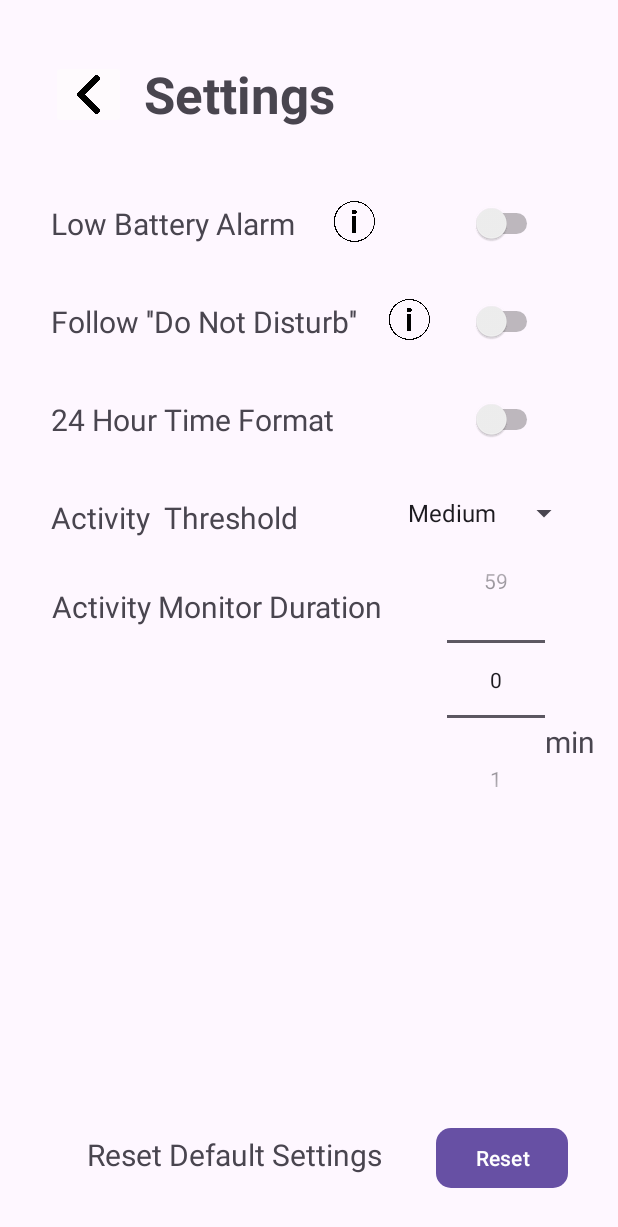
After one commit to NaifAbdullah1/WakeGuard, an Android app: the SettingsActivity screen opened directly, with no data from a screen before it, on a phone screen of 412 x 824 dp. The commit adds this screen. Shown: the top 1227 px of the screen. Run offline under Robolectric (Android 15) with nearby library versions, the phone set to English and light mode, and no system bars.

Commit message:
Updated Settings Activity branch

```diff
--- a/app/src/main/AndroidManifest.xml
+++ b/app/src/main/AndroidManifest.xml
@@ -17,6 +17,10 @@
             android:configChanges="orientation|screenSize"
             android:exported="false" />
         <activity
+            android:name=".SettingsActivity"
+            android:configChanges="orientation|screenSize"
+            android:exported="false" />
+        <activity
             android:name=".DashboardActivity"
             android:exported="true">
             <intent-filter>
--- a/app/src/main/java/com/cs407/wakeguard/DashboardActivity.java
+++ b/app/src/main/java/com/cs407/wakeguard/DashboardActivity.java
@@ -1,4 +1,15 @@
 package com.cs407.wakeguard;
+
+import android.content.Context;
+import android.content.Intent;
+import android.content.SharedPreferences;
+import android.os.Bundle;
+import android.os.Handler;
+import android.util.Log;
+import android.view.MotionEvent;
+import android.view.View;
+import android.widget.TextView;
+import android.widget.Toast;
 
 import androidx.annotation.Nullable;
 import androidx.appcompat.app.AppCompatActivity;
@@ -7,15 +18,6 @@ import androidx.constraintlayout.widget.ConstraintLayout;
 import androidx.recyclerview.widget.DefaultItemAnimator;
 import androidx.recyclerview.widget.LinearLayoutManager;
 import androidx.recyclerview.widget.RecyclerView;
-
-import android.content.Intent;
-import android.os.Bundle;
-import android.os.Handler;
-import android.util.Log;
-import android.view.MotionEvent;
-import android.view.View;
-import android.widget.TextView;
-import android.widget.Toast;
 
 import com.arbelkilani.clock.Clock;
 import com.arbelkilani.clock.enumeration.ClockType;
@@ -80,6 +82,13 @@ public class DashboardActivity extends AppCompatActivity {
     // The next two variables are responsible for keeping the alarm countdown in dashboard live
     private final Handler alarmCountdownHandler = new Handler();
 
+    //Settings Configuration Variables
+    private boolean lpm;
+    private boolean dnd;
+    private boolean mtf;
+    private int atm ;
+    private int amd;
+
     private final Runnable alarmCountdownRunnable = new Runnable() {
         @Override
         public void run() {
@@ -111,6 +120,14 @@ public class DashboardActivity extends AppCompatActivity {
         alarmList = dbHelper.getAllAlarms();
         adapter = new AlarmAdapter(alarmList, dbHelper, this);
         adapter.notifyDataSetChanged();
+
+        //Setting Configuration Variables
+        SharedPreferences sharedPref = getSharedPreferences("com.cs407.wakeguard", Context.MODE_PRIVATE);
+        lpm = getSharedPreferences("com.cs407.wakeguard", Context.MODE_PRIVATE).getBoolean("lpm", false);
+        dnd = getSharedPreferences("com.cs407.wakeguard", Context.MODE_PRIVATE).getBoolean("dnd", false);
+        mtf = getSharedPreferences("com.cs407.wakeguard", Context.MODE_PRIVATE).getBoolean("mtf", false);
+        atm = getSharedPreferences("com.cs407.wakeguard", Context.MODE_PRIVATE).getInt("atm", 1);
+        amd = getSharedPreferences("com.cs407.wakeguard", Context.MODE_PRIVATE).getInt("amd", 0);
         //_______________________________________________________________________________________
 
 
@@ -141,7 +158,20 @@ public class DashboardActivity extends AppCompatActivity {
             }
         });
 
-        // TODO: ADD THE SETTINGS' OnClickListener HERE
+        settingsButton.setOnClickListener(new View.OnClickListener(){
+            @Override
+            public void onClick(View v){
+
+                sharedPref.edit().putBoolean("lpm", lpm).apply();
+                sharedPref.edit().putBoolean("dnd", dnd).apply();
+                sharedPref.edit().putBoolean("mtf", mtf).apply();
+                sharedPref.edit().putInt("amd", amd).apply();
+                sharedPref.edit().putInt("atm", atm).apply();
+
+                Intent settingsIntent = new Intent(DashboardActivity.this, SettingsActivity.class);
+                startActivity(settingsIntent);
+            }
+        });
 
         //_______________________________________________________________________________________
 
--- /dev/null
+++ b/app/src/main/java/com/cs407/wakeguard/SettingsActivity.java
@@ -0,0 +1,148 @@
+package com.cs407.wakeguard;
+
+import android.app.AlertDialog;
+import android.content.Context;
+import android.content.Intent;
+import android.content.SharedPreferences;
+import android.os.Bundle;
+import android.util.Log;
+import android.view.View;
+import android.widget.ArrayAdapter;
+import android.widget.Button;
+import android.widget.ImageButton;
+import android.widget.NumberPicker;
+import android.widget.Spinner;
+import android.widget.Switch;
+
+import androidx.appcompat.app.AppCompatActivity;
+
+public class SettingsActivity extends AppCompatActivity {
+
+    private boolean lpm;
+    private boolean dnd;
+    private boolean mtf;
+    private int atm;
+    private int amd;
+
+    @Override
+    protected void onCreate(Bundle savedInstanceState) {
+        super.onCreate(savedInstanceState);
+        setContentView(R.layout.activity_settings);
+
+        //Assign Variables
+        lpm = getSharedPreferences("com.cs407.wakeguard", Context.MODE_PRIVATE).getBoolean("lpm", false);
+        dnd = getSharedPreferences("com.cs407.wakeguard", Context.MODE_PRIVATE).getBoolean("dnd", false);
+        mtf = getSharedPreferences("com.cs407.wakeguard", Context.MODE_PRIVATE).getBoolean("mtf", false);
+        atm = getSharedPreferences("com.cs407.wakeguard", Context.MODE_PRIVATE).getInt("atm", 0);
+        amd = getSharedPreferences("com.cs407.wakeguard", Context.MODE_PRIVATE).getInt("amd", 0);
+        Log.i("lpm", "" + lpm);
+        Log.i("dnd", "" + dnd);
+        Log.i("mtf", "" + mtf);
+        Log.i("atm", "" + atm);
+        Log.i("amd", "" + amd);
+
+        Switch lp_switch = findViewById(R.id.lowbatterybutton);
+        Switch dnd_switch = findViewById(R.id.doNotDisturbButton);
+        Switch mtf_switch = findViewById(R.id.militaryTimeButton);
+        NumberPicker activity_duration = findViewById(R.id.minuteNumberPicker);
+        activity_duration.setMinValue(0);
+        activity_duration.setMaxValue(59);
+        Button reset = findViewById(R.id.resetButton);
+
+
+        //Activity Monitor Threshold Menu
+        Spinner activityMonitorThreshold=findViewById(R.id.activityMonitorMenu);
+        ArrayAdapter<CharSequence>adapter=ArrayAdapter.createFromResource(this, R.array.monitorThresholds, android.R.layout.simple_spinner_item);
+        adapter.setDropDownViewResource(android.R.layout.simple_spinner_item);
+        activityMonitorThreshold.setAdapter(adapter);
+
+        //Initialize Values
+        lp_switch.setChecked(lpm);
+        dnd_switch.setChecked(dnd);
+        mtf_switch.setChecked(mtf);
+        activity_duration.setValue(amd);
+        activityMonitorThreshold.setSelection(atm);
+
+        //Infomation Popup Builder
+        AlertDialog.Builder builder = new AlertDialog.Builder(SettingsActivity.this);
+
+
+        // LISTENERS HERE
+        activity_duration.setOnValueChangedListener(new NumberPicker.OnValueChangeListener() {
+            @Override
+            public void onValueChange(NumberPicker picker, int oldVal, int newVal) {
+                Log.i("num changed", "" + newVal);
+            }
+        });
+        reset.setOnClickListener(new View.OnClickListener() {
+            @Override
+            public void onClick(View v) {
+                lpm = false;
+                dnd = false;
+                mtf = false;
+                atm = 1;
+                amd = 0;
+                lp_switch.setChecked(lpm);
+                dnd_switch.setChecked(dnd);
+                mtf_switch.setChecked(mtf);
+                activityMonitorThreshold.setSelection(atm);
+            }
+        });
+        lp_switch.setOnClickListener(new View.OnClickListener() {
+            @Override
+            public void onClick(View v) {
+                lpm = !lpm;
+            }
+        });
+        dnd_switch.setOnClickListener(new View.OnClickListener() {
+            @Override
+            public void onClick(View v) {
+                dnd = !dnd;
+            }
+        });
+        mtf_switch.setOnClickListener(new View.OnClickListener() {
+            @Override
+            public void onClick(View v) {
+                mtf = !mtf;
+            }
+        });
+
+        ImageButton backSettings = findViewById(R.id.backSettings);
+        backSettings.setOnClickListener(new View.OnClickListener(){
+            @Override
+            public void onClick(View v){
+                Intent backDashboard = new Intent(SettingsActivity.this, DashboardActivity.class);
+                SharedPreferences sharedPref = getSharedPreferences("com.cs407.wakeguard", Context.MODE_PRIVATE);
+                sharedPref.edit().putBoolean("lpm", lpm).apply();
+                sharedPref.edit().putBoolean("dnd", dnd).apply();
+                sharedPref.edit().putBoolean("mtf", mtf).apply();
+                sharedPref.edit().putInt("amd", amd).apply();
+                sharedPref.edit().putInt("atm", atm).apply();
+                startActivity(backDashboard);
+            }
+        });
+
+        ImageButton infoDoNotDisturb = findViewById(R.id.doNotDistubInfo);
+        infoDoNotDisturb.setOnClickListener(new View.OnClickListener(){
+            @Override
+            public void onClick(View v){
+                builder.setMessage(R.string.low_battery_message)
+                        .setTitle(R.string.low_battery_title);
+
+                AlertDialog low_battery_info = builder.create();
+                low_battery_info.show();
+            }
+        });
+        ImageButton infoLowBattery = findViewById(R.id.lowBatteryInfo);
+        infoLowBattery.setOnClickListener(new View.OnClickListener(){
+            @Override
+            public void onClick(View v){
+                builder.setMessage(R.string.do_not_disturb_message)
+                        .setTitle(R.string.do_not_disturb_title);
+
+                AlertDialog dnd_info = builder.create();
+                dnd_info.show();
+            }
+        });
+    }
+}
--- /dev/null
+++ b/app/src/main/res/layout/activity_settings.xml
@@ -0,0 +1,210 @@
+<?xml version="1.0" encoding="utf-8"?>
+<androidx.constraintlayout.widget.ConstraintLayout xmlns:android="http://schemas.android.com/apk/res/android"
+    xmlns:app="http://schemas.android.com/apk/res-auto"
+    xmlns:tools="http://schemas.android.com/tools"
+    android:layout_width="match_parent"
+    android:layout_height="match_parent"
+    tools:context=".SettingsActivity">
+
+    <TextView
+        android:id="@+id/lowBattery"
+        android:layout_width="wrap_content"
+        android:layout_height="wrap_content"
+        android:layout_marginStart="34dp"
+        android:layout_marginTop="135dp"
+        android:text="Low Battery Alarm"
+        android:textAppearance="@style/TextAppearance.AppCompat.Display1"
+        android:textSize="20sp"
+        app:layout_constraintStart_toStartOf="parent"
+        app:layout_constraintTop_toTopOf="parent" />
+
+    <TextView
+        android:id="@+id/doNotDisturb"
+        android:layout_width="wrap_content"
+        android:layout_height="wrap_content"
+        android:layout_marginStart="34dp"
+        android:layout_marginTop="38dp"
+        android:text="Follow ''Do Not Disturb''"
+        android:textAppearance="@style/TextAppearance.AppCompat.Display1"
+        android:textSize="20sp"
+        app:layout_constraintStart_toStartOf="parent"
+        app:layout_constraintTop_toBottomOf="@+id/lowBattery" />
+
+    <TextView
+        android:id="@+id/militaryTime"
+        android:layout_width="wrap_content"
+        android:layout_height="wrap_content"
+        android:layout_marginStart="34dp"
+        android:layout_marginTop="38dp"
+        android:text="24 Hour Time Format"
+        android:textAppearance="@style/TextAppearance.AppCompat.Display1"
+        android:textSize="20sp"
+        app:layout_constraintStart_toStartOf="parent"
+        app:layout_constraintTop_toBottomOf="@+id/doNotDisturb" />
+
+    <TextView
+        android:id="@+id/activityMonitor"
+        android:layout_width="wrap_content"
+        android:layout_height="wrap_content"
+        android:layout_marginStart="34dp"
+        android:layout_marginTop="38dp"
+        android:text="Activity  Threshold"
+        android:textAppearance="@style/TextAppearance.AppCompat.Display1"
+        android:textSize="20sp"
+        app:layout_constraintStart_toStartOf="parent"
+        app:layout_constraintTop_toBottomOf="@+id/militaryTime" />
+
+    <Switch
+        android:id="@+id/lowbatterybutton"
+        android:layout_width="wrap_content"
+        android:layout_height="wrap_content"
+        android:layout_marginBottom="38dp"
+        app:layout_constraintBottom_toTopOf="@+id/doNotDisturbButton"
+        app:layout_constraintEnd_toEndOf="@+id/doNotDisturbButton"
+        app:layout_constraintStart_toStartOf="@+id/doNotDisturbButton" />
+
+    <TextView
+        android:id="@+id/titleSettings"
+        android:layout_width="wrap_content"
+        android:layout_height="wrap_content"
+        android:layout_marginStart="12dp"
+        android:text="Settings"
+        android:textSize="34sp"
+        android:textStyle="bold"
+        app:layout_constraintStart_toEndOf="@+id/backSettings"
+        app:layout_constraintTop_toTopOf="@+id/backSettings" />
+
+    <ImageButton
+        android:id="@+id/backSettings"
+        android:layout_width="wrap_content"
+        android:layout_height="wrap_content"
+        android:layout_marginStart="34dp"
+        android:layout_marginTop="40dp"
+        android:adjustViewBounds="true"
+        android:backgroundTint="#FEFAFD"
+        android:maxWidth="50dp"
+        android:maxHeight="50dp"
+        android:scaleType="fitCenter"
+        app:layout_constraintStart_toStartOf="parent"
+        app:layout_constraintTop_toTopOf="parent"
+        app:srcCompat="@drawable/ic_backarrow" />
+
+    <Switch
+        android:id="@+id/doNotDisturbButton"
+        android:layout_width="wrap_content"
+        android:layout_height="wrap_content"
+        android:layout_marginStart="26dp"
+        app:layout_constraintBottom_toBottomOf="@+id/doNotDistubInfo"
+        app:layout_constraintStart_toEndOf="@+id/doNotDistubInfo" />
+
+    <Switch
+        android:id="@+id/militaryTimeButton"
+        android:layout_width="wrap_content"
+        android:layout_height="wrap_content"
+        android:layout_marginTop="38dp"
+        app:layout_constraintEnd_toEndOf="@+id/doNotDisturbButton"
+        app:layout_constraintStart_toStartOf="@+id/doNotDisturbButton"
+        app:layout_constraintTop_toBottomOf="@+id/doNotDisturbButton" />
+
+    <Spinner
+        android:id="@+id/activityMonitorMenu"
+        android:layout_width="wrap_content"
+        android:layout_height="wrap_content"
+        android:layout_marginTop="330dp"
+        android:layout_marginEnd="25dp"
+        android:spinnerMode="dropdown"
+        app:layout_constraintBottom_toTopOf="@+id/minuteNumberPicker"
+        app:layout_constraintEnd_toEndOf="parent"
+        app:layout_constraintTop_toTopOf="parent" />
+
+    <TextView
+        android:id="@+id/activityDuration"
+        android:layout_width="wrap_content"
+        android:layout_height="wrap_content"
+        android:layout_marginStart="34dp"
+        android:layout_marginTop="32dp"
+        android:layout_marginEnd="42dp"
+        android:text="Activity Monitor Duration"
+        android:textSize="20sp"
+        app:layout_constraintEnd_toStartOf="@+id/minuteNumberPicker"
+        app:layout_constraintStart_toStartOf="parent"
+        app:layout_constraintTop_toBottomOf="@+id/activityMonitor" />
+
+    <TextView
+        android:id="@+id/minutes"
+        android:layout_width="wrap_content"
+        android:layout_height="wrap_content"
+        android:layout_marginEnd="15dp"
+        android:layout_marginBottom="44dp"
+        android:text="min"
+        android:textSize="20sp"
+        app:layout_constraintBottom_toBottomOf="@+id/minuteNumberPicker"
+        app:layout_constraintEnd_toEndOf="parent"
+        app:layout_constraintHorizontal_bias="0.0"
+        app:layout_constraintStart_toEndOf="@+id/minuteNumberPicker" />
+
+    <ImageButton
+        android:id="@+id/lowBatteryInfo"
+        android:layout_width="wrap_content"
+        android:layout_height="wrap_content"
+        android:layout_marginStart="24dp"
+        android:adjustViewBounds="true"
+        android:background="#00FFFFFF"
+        android:backgroundTint="#FEFAFD"
+        android:maxWidth="30dp"
+        android:maxHeight="30dp"
+        android:scaleType="fitCenter"
+        app:layout_constraintBottom_toBottomOf="@+id/lowBattery"
+        app:layout_constraintStart_toEndOf="@+id/lowBattery"
+        app:srcCompat="@drawable/ic_infoicon" />
+
+    <ImageButton
+        android:id="@+id/doNotDistubInfo"
+        android:layout_width="wrap_content"
+        android:layout_height="wrap_content"
+        android:layout_marginStart="19dp"
+        android:adjustViewBounds="true"
+        android:background="#00FFFFFF"
+        android:backgroundTint="#FEFAFD"
+        android:maxWidth="30dp"
+        android:maxHeight="30dp"
+        android:scaleType="fitCenter"
+        app:layout_constraintBottom_toBottomOf="@+id/doNotDisturb"
+        app:layout_constraintStart_toEndOf="@+id/doNotDisturb"
+        app:srcCompat="@drawable/ic_infoicon" />
+
+    <NumberPicker
+        android:id="@+id/minuteNumberPicker"
+        android:layout_width="0dp"
+        android:layout_height="0dp"
+        android:layout_marginStart="298dp"
+        android:layout_marginBottom="272dp"
+        app:layout_constraintBottom_toBottomOf="parent"
+        app:layout_constraintEnd_toStartOf="@+id/minutes"
+        app:layout_constraintStart_toStartOf="parent"
+        app:layout_constraintTop_toBottomOf="@+id/activityMonitorMenu" />
+
+    <TextView
+        android:id="@+id/defaultSettings"
+        android:layout_width="wrap_content"
+        android:layout_height="wrap_content"
+        android:layout_marginStart="58dp"
+        android:layout_marginEnd="58dp"
+        android:text="Reset Default Settings"
+        android:textSize="20sp"
+        app:layout_constraintBaseline_toBaselineOf="@+id/resetButton"
+        app:layout_constraintStart_toStartOf="parent" />
+
+    <Button
+        android:id="@+id/resetButton"
+        android:layout_width="wrap_content"
+        android:layout_height="wrap_content"
+        android:layout_marginEnd="33dp"
+        android:layout_marginBottom="28dp"
+        android:text="Reset"
+        android:textColorLink="#1C1414"
+        app:cornerRadius="10dp"
+        app:layout_constraintBottom_toBottomOf="parent"
+        app:layout_constraintEnd_toEndOf="parent" />
+
+</androidx.constraintlayout.widget.ConstraintLayout>
--- a/app/src/main/res/values/strings.xml
+++ b/app/src/main/res/values/strings.xml
@@ -1,3 +1,12 @@
 <resources>
     <string name="app_name">WakeGuard</string>
+    <string name="low_battery_message">Alarms will follow the phones Low Power Mode, this may cause alarms not to go off.</string>
+    <string name="low_battery_title">Low Power Mode</string>
+    <string name="do_not_disturb_message">Alarms will follow the phones Do not Disturb setting, this may cause alarms not to go off.</string>
+    <string name="do_not_disturb_title">Do Not Disturb</string>
+    <string-array name="monitorThresholds">
+        <item>High</item>
+        <item>Medium</item>
+        <item>Low</item>
+    </string-array>
 </resources>
```
Also changed, not shown: app/src/main/res/drawable/ic_backarrow.png (added), app/src/main/res/drawable/ic_downarrow.png (added), app/src/main/res/drawable/ic_infoicon.png (added), app/src/main/res/drawable/ic_uparrow.png (added).
